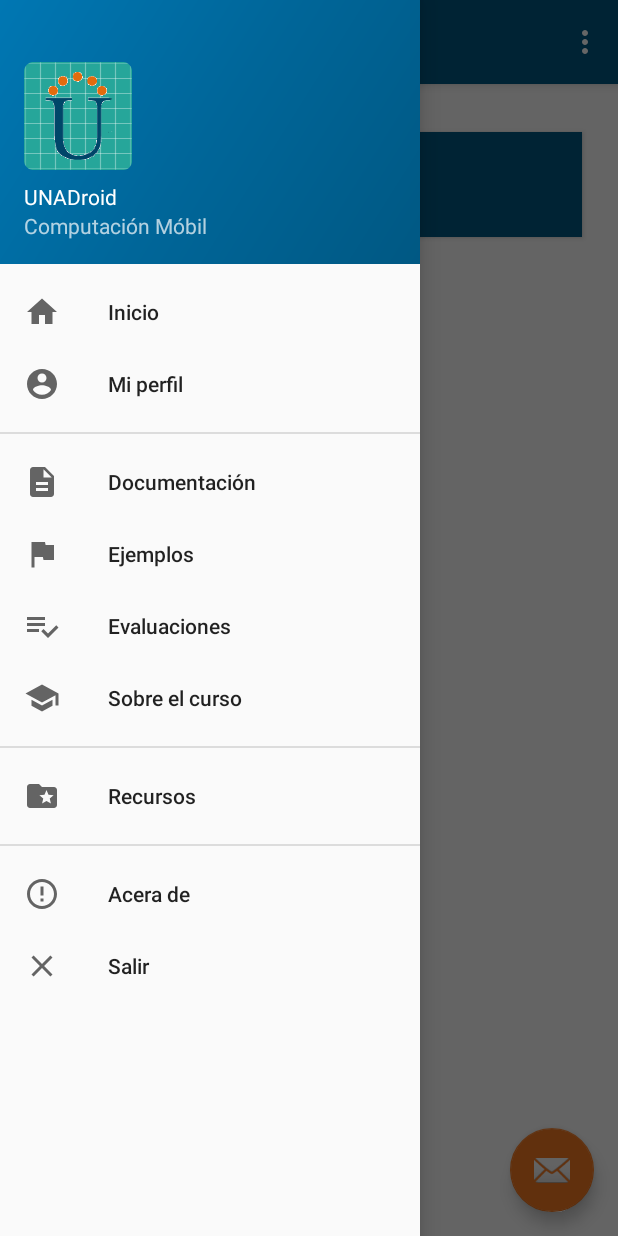
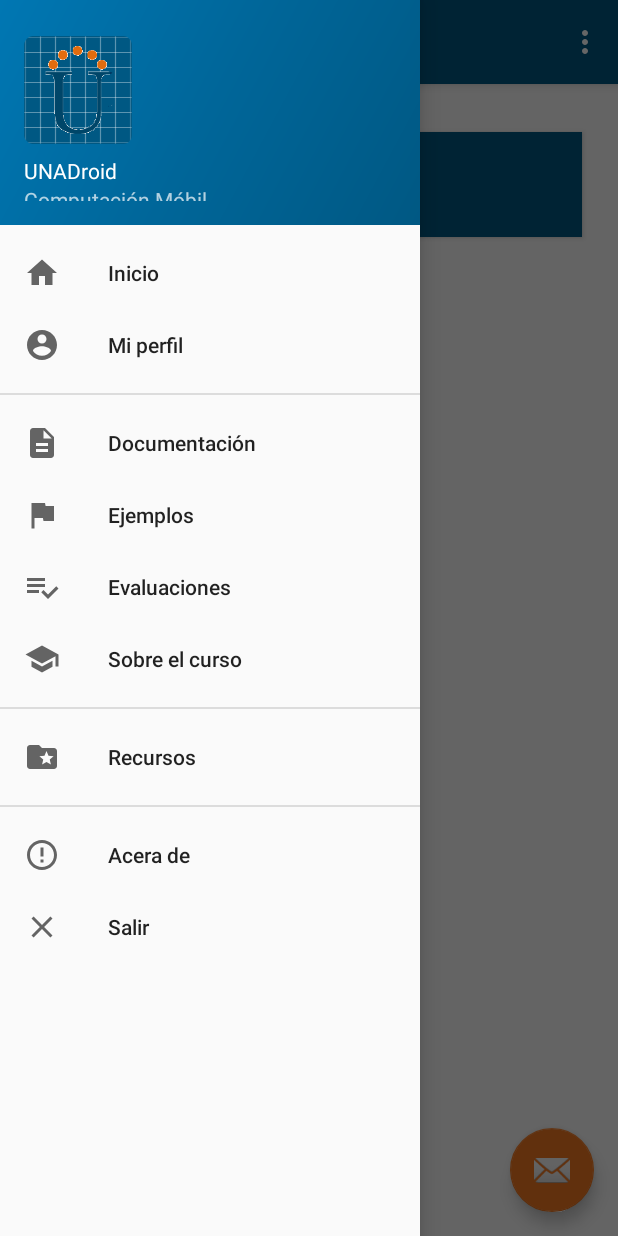
Before and after one commit to pablosalgado/UNADroid, an Android app: the screen it shows after launch (Main2Activity), with the side drawer open, on a phone screen of 412 x 824 dp. Run offline under Robolectric (Android 15) with nearby library versions, the phone set to English and light mode, and no system bars.

Commit message:
Se crean iconos iniciales

```diff
--- a/app/src/main/res/drawable/ic_launcher_background.xml
+++ b/app/src/main/res/drawable/ic_launcher_background.xml
@@ -5,7 +5,7 @@
     android:viewportHeight="108"
     android:viewportWidth="108"
     xmlns:android="http://schemas.android.com/apk/res/android">
-    <path android:fillColor="#26A69A"
+    <path android:fillColor="#005883"
           android:pathData="M0,0h108v108h-108z"/>
     <path android:fillColor="#00000000" android:pathData="M9,0L9,108"
           android:strokeColor="#33FFFFFF" android:strokeWidth="0.8"/>
--- a/app/src/main/res/values/dimens.xml
+++ b/app/src/main/res/values/dimens.xml
@@ -3,6 +3,6 @@
     <dimen name="activity_horizontal_margin">16dp</dimen>
     <dimen name="activity_vertical_margin">16dp</dimen>
     <dimen name="nav_header_vertical_spacing">8dp</dimen>
-    <dimen name="nav_header_height">176dp</dimen>
+    <dimen name="nav_header_height">150dp</dimen>
     <dimen name="fab_margin">16dp</dimen>
 </resources>
```
